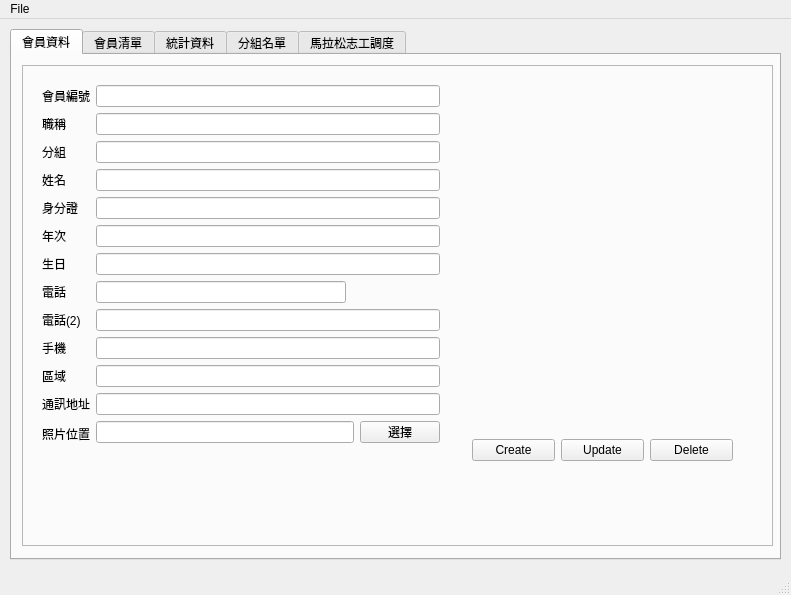
chungyihung/running_club, file mainwindow.ui: the form before one commit.
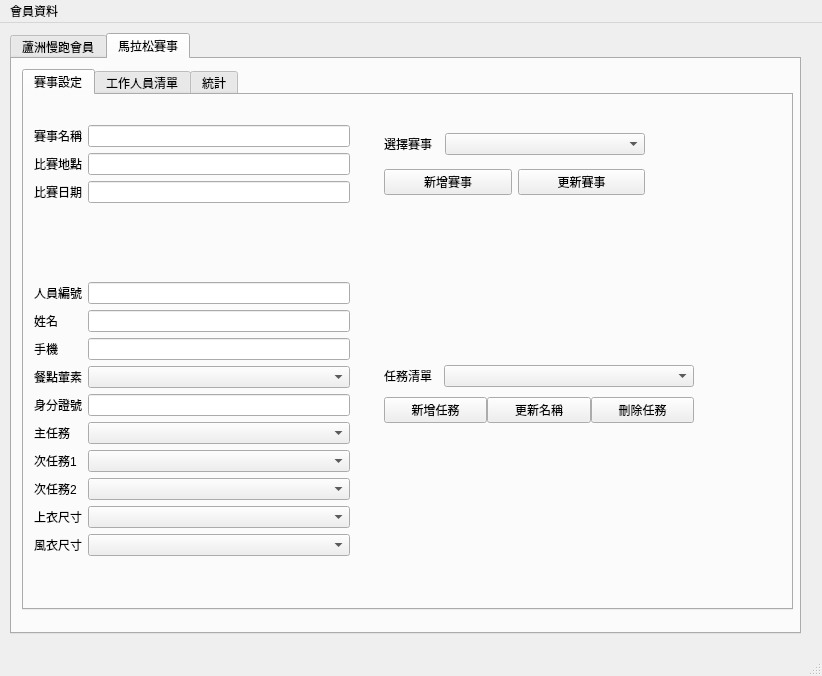
The form after the commit. Icons and pictures are not drawn.

The edit to the form file:
```diff
--- a/mainwindow.ui
+++ b/mainwindow.ui
@@ -6,21 +6,37 @@
    <rect>
     <x>0</x>
     <y>0</y>
-    <width>791</width>
-    <height>595</height>
+    <width>822</width>
+    <height>676</height>
    </rect>
   </property>
   <property name="windowTitle">
    <string>蘆洲慢跑會員系統</string>
   </property>
   <widget class="QWidget" name="centralwidget">
-   <widget class="QTabWidget" name="tabMenu">
+   <widget class="QTabWidget" name="tab_top_menu">
+    <property name="geometry">
+     <rect>
+      <x>10</x>
+      <y>10</y>
+      <width>791</width>
+      <height>601</height>
+     </rect>
+    </property>
+    <property name="currentIndex">
+     <number>1</number>
+    </property>
+    <widget class="QWidget" name="TabMember">
+     <attribute name="title">
+      <string>蘆洲慢跑會員</string>
+     </attribute>
+     <widget class="QTabWidget" name="tab_member_menu">
     <property name="geometry">
      <rect>
       <x>10</x>
       <y>10</y>
       <width>771</width>
-      <height>531</height>
+        <height>551</height>
      </rect>
     </property>
     <property name="currentIndex">
@@ -35,7 +51,7 @@
        <rect>
         <x>10</x>
         <y>10</y>
-        <width>751</width>
+          <width>761</width>
         <height>481</height>
        </rect>
       </property>
@@ -48,10 +64,10 @@
       <widget class="QLabel" name="lbl_mbr_photo">
        <property name="geometry">
         <rect>
-         <x>450</x>
-         <y>20</y>
-         <width>200</width>
-         <height>250</height>
+           <x>440</x>
+           <y>30</y>
+           <width>261</width>
+           <height>291</height>
         </rect>
        </property>
        <property name="minimumSize">
@@ -70,45 +86,14 @@
       <widget class="QWidget" name="gridLayoutWidget_2">
        <property name="geometry">
         <rect>
-         <x>450</x>
-         <y>365</y>
-         <width>261</width>
-         <height>41</height>
-        </rect>
-       </property>
-       <layout class="QGridLayout" name="gridLayout_3">
-        <item row="0" column="0">
-         <widget class="QPushButton" name="btn_mbr_info_create">
-          <property name="text">
-           <string>Create</string>
-          </property>
-         </widget>
-        </item>
-        <item row="0" column="1">
-         <widget class="QPushButton" name="btn_mbr_info_update">
-          <property name="text">
-           <string>Update</string>
-          </property>
-         </widget>
-        </item>
-        <item row="0" column="2">
-         <widget class="QPushButton" name="btn_mbr_info_delete">
-          <property name="text">
-           <string>Delete</string>
-          </property>
-         </widget>
-        </item>
-       </layout>
-      </widget>
-      <widget class="QWidget" name="formLayoutWidget">
-       <property name="geometry">
-        <rect>
-         <x>20</x>
-         <y>20</y>
-         <width>398</width>
-         <height>423</height>
-        </rect>
-       </property>
+           <x>10</x>
+           <y>30</y>
+           <width>385</width>
+           <height>420</height>
+          </rect>
+         </property>
+         <layout class="QVBoxLayout" name="verticalLayout_3">
+          <item>
        <layout class="QFormLayout" name="formLayout_2">
         <item row="0" column="0">
          <widget class="QLabel" name="lbl_mbr_id">
@@ -145,30 +130,13 @@
          </widget>
         </item>
         <item row="2" column="0">
-         <widget class="QLabel" name="lbl_mbr_group">
-          <property name="text">
-           <string>分組</string>
-          </property>
-         </widget>
-        </item>
-        <item row="2" column="1">
-         <widget class="QLineEdit" name="edit_mbr_group">
-          <property name="minimumSize">
-           <size>
-            <width>250</width>
-            <height>0</height>
-           </size>
-          </property>
-         </widget>
-        </item>
-        <item row="3" column="0">
          <widget class="QLabel" name="lbl_mbr_name">
           <property name="text">
            <string>姓名</string>
           </property>
          </widget>
         </item>
-        <item row="3" column="1">
+            <item row="2" column="1">
          <widget class="QLineEdit" name="edit_mbr_name">
           <property name="minimumSize">
            <size>
@@ -178,14 +146,14 @@
           </property>
          </widget>
         </item>
-        <item row="4" column="0">
+            <item row="3" column="0">
          <widget class="QLabel" name="lbl_mbr_idcard">
           <property name="text">
            <string>身分證</string>
           </property>
          </widget>
         </item>
-        <item row="4" column="1">
+            <item row="3" column="1">
          <widget class="QLineEdit" name="edit_mbr_idcard">
           <property name="minimumSize">
            <size>
@@ -195,14 +163,14 @@
           </property>
          </widget>
         </item>
-        <item row="5" column="0">
+            <item row="4" column="0">
          <widget class="QLabel" name="lbl_mbr_birth_ROC">
           <property name="text">
            <string>年次</string>
           </property>
          </widget>
         </item>
-        <item row="5" column="1">
+            <item row="4" column="1">
          <widget class="QLineEdit" name="edit_mbr_birth_ROC">
           <property name="minimumSize">
            <size>
@@ -212,14 +180,14 @@
           </property>
          </widget>
         </item>
-        <item row="6" column="0">
+            <item row="5" column="0">
          <widget class="QLabel" name="lbl_mbr_birthday">
           <property name="text">
            <string>生日</string>
           </property>
          </widget>
         </item>
-        <item row="6" column="1">
+            <item row="5" column="1">
          <widget class="QLineEdit" name="edit_mbr_birthday">
           <property name="minimumSize">
            <size>
@@ -229,14 +197,14 @@
           </property>
          </widget>
         </item>
-        <item row="7" column="0">
+            <item row="6" column="0">
          <widget class="QLabel" name="lbl_mbr_phone1">
           <property name="text">
            <string>電話</string>
           </property>
          </widget>
         </item>
-        <item row="7" column="1">
+            <item row="6" column="1">
          <widget class="QLineEdit" name="edit_mbr_phone1">
           <property name="sizePolicy">
            <sizepolicy hsizetype="Fixed" vsizetype="Fixed">
@@ -252,14 +220,14 @@
           </property>
          </widget>
         </item>
-        <item row="8" column="0">
+            <item row="7" column="0">
          <widget class="QLabel" name="lbl_mbr_phone2">
           <property name="text">
            <string>電話(2)</string>
           </property>
          </widget>
         </item>
-        <item row="8" column="1">
+            <item row="7" column="1">
          <widget class="QLineEdit" name="edit_mbr_phone2">
           <property name="minimumSize">
            <size>
@@ -269,14 +237,14 @@
           </property>
          </widget>
         </item>
-        <item row="9" column="0">
+            <item row="8" column="0">
          <widget class="QLabel" name="lbl_mbr_cellphone">
           <property name="text">
            <string>手機</string>
           </property>
          </widget>
         </item>
-        <item row="9" column="1">
+            <item row="8" column="1">
          <widget class="QLineEdit" name="edit_mbr_cellphone">
           <property name="minimumSize">
            <size>
@@ -286,14 +254,14 @@
           </property>
          </widget>
         </item>
-        <item row="10" column="0">
+            <item row="9" column="0">
          <widget class="QLabel" name="lbl_mbr_area">
           <property name="text">
            <string>區域</string>
           </property>
          </widget>
         </item>
-        <item row="10" column="1">
+            <item row="9" column="1">
          <widget class="QLineEdit" name="edit_mbr_area">
           <property name="minimumSize">
            <size>
@@ -303,14 +271,14 @@
           </property>
          </widget>
         </item>
-        <item row="11" column="0">
+            <item row="10" column="0">
          <widget class="QLabel" name="lbl_mbr_address">
           <property name="text">
            <string>通訊地址</string>
           </property>
          </widget>
         </item>
-        <item row="11" column="1">
+            <item row="10" column="1">
          <widget class="QLineEdit" name="edit_mbr_address">
           <property name="minimumSize">
            <size>
@@ -320,14 +288,14 @@
           </property>
          </widget>
         </item>
-        <item row="12" column="0">
+            <item row="11" column="0">
          <widget class="QLabel" name="lbl_mbr_photo_path">
           <property name="text">
            <string>照片位置</string>
           </property>
          </widget>
         </item>
-        <item row="12" column="1">
+            <item row="11" column="1">
          <layout class="QGridLayout" name="gridLayout">
           <item row="0" column="0">
            <widget class="QLineEdit" name="edit_mbr_photo_path">
@@ -348,6 +316,40 @@
           </item>
          </layout>
         </item>
+            <item row="0" column="0">
+             <widget class="QLabel" name="lbl_mbr_id">
+              <property name="text">
+               <string>會員編號</string>
+              </property>
+             </widget>
+            </item>
+           </layout>
+          </item>
+          <item>
+           <layout class="QGridLayout" name="gridLayout_3">
+            <item row="0" column="1">
+             <widget class="QPushButton" name="btn_mbr_info_update">
+              <property name="text">
+               <string>更新目前會員</string>
+              </property>
+             </widget>
+            </item>
+            <item row="0" column="2">
+             <widget class="QPushButton" name="btn_mbr_info_delete">
+              <property name="text">
+               <string>刪除會員</string>
+              </property>
+             </widget>
+            </item>
+            <item row="0" column="0">
+             <widget class="QPushButton" name="btn_mbr_info_create">
+              <property name="text">
+               <string>建立新會員</string>
+              </property>
+             </widget>
+            </item>
+           </layout>
+          </item>
        </layout>
       </widget>
      </widget>
@@ -382,21 +384,454 @@
        </property>
       </widget>
      </widget>
-    </widget>
-    <widget class="QWidget" name="TabStatistic">
+       <widget class="QCheckBox" name="chkb_modifiable_lock">
+        <property name="geometry">
+         <rect>
+          <x>0</x>
+          <y>500</y>
+          <width>87</width>
+          <height>20</height>
+         </rect>
+        </property>
+        <property name="text">
+         <string>防寫鎖定</string>
+        </property>
+        <property name="checked">
+         <bool>true</bool>
+        </property>
+       </widget>
+      </widget>
+     </widget>
+    </widget>
+    <widget class="QWidget" name="TabMarathonCompetition">
      <attribute name="title">
-      <string>統計資料</string>
+      <string>馬拉松賽事</string>
      </attribute>
-    </widget>
-    <widget class="QWidget" name="TabGroup">
+     <widget class="QTabWidget" name="tab_competition_menu">
+      <property name="geometry">
+       <rect>
+        <x>10</x>
+        <y>10</y>
+        <width>771</width>
+        <height>541</height>
+       </rect>
+      </property>
+      <property name="currentIndex">
+       <number>0</number>
+      </property>
+      <widget class="QWidget" name="TabMarathonSetup">
+       <attribute name="title">
+        <string>賽事設定</string>
+       </attribute>
+       <widget class="QWidget" name="verticalLayoutWidget_2">
+        <property name="geometry">
+         <rect>
+          <x>10</x>
+          <y>30</y>
+          <width>316</width>
+          <height>431</height>
+         </rect>
+        </property>
+        <layout class="QVBoxLayout" name="verticalLayout_2">
+         <item>
+          <layout class="QFormLayout" name="formLayout">
+           <property name="sizeConstraint">
+            <enum>QLayout::SetFixedSize</enum>
+           </property>
+           <property name="labelAlignment">
+            <set>Qt::AlignLeading|Qt::AlignLeft|Qt::AlignVCenter</set>
+           </property>
+           <property name="formAlignment">
+            <set>Qt::AlignLeading|Qt::AlignLeft|Qt::AlignTop</set>
+           </property>
+           <item row="0" column="0">
+            <widget class="QLabel" name="lbl_cmpt_name">
+             <property name="text">
+              <string>賽事名稱</string>
+             </property>
+            </widget>
+           </item>
+           <item row="0" column="1">
+            <widget class="QLineEdit" name="edit_cmpt_name">
+             <property name="minimumSize">
+              <size>
+               <width>250</width>
+               <height>0</height>
+              </size>
+             </property>
+            </widget>
+           </item>
+           <item row="1" column="0">
+            <widget class="QLabel" name="lbl_cmpt_location">
+             <property name="text">
+              <string>比賽地點</string>
+             </property>
+            </widget>
+           </item>
+           <item row="1" column="1">
+            <widget class="QLineEdit" name="edit_cmpt_location">
+             <property name="minimumSize">
+              <size>
+               <width>250</width>
+               <height>0</height>
+              </size>
+             </property>
+            </widget>
+           </item>
+           <item row="2" column="0">
+            <widget class="QLabel" name="lbl_cmpt_date">
+             <property name="text">
+              <string>比賽日期</string>
+             </property>
+            </widget>
+           </item>
+           <item row="2" column="1">
+            <widget class="QLineEdit" name="edit_cmpt_date">
+             <property name="minimumSize">
+              <size>
+               <width>250</width>
+               <height>0</height>
+              </size>
+             </property>
+            </widget>
+           </item>
+          </layout>
+         </item>
+         <item>
+          <spacer name="horizontalSpacer">
+           <property name="orientation">
+            <enum>Qt::Horizontal</enum>
+           </property>
+           <property name="sizeHint" stdset="0">
+            <size>
+             <width>40</width>
+             <height>20</height>
+            </size>
+           </property>
+          </spacer>
+         </item>
+         <item>
+          <layout class="QFormLayout" name="formLayout_3">
+           <property name="labelAlignment">
+            <set>Qt::AlignLeading|Qt::AlignLeft|Qt::AlignVCenter</set>
+           </property>
+           <property name="formAlignment">
+            <set>Qt::AlignLeading|Qt::AlignLeft|Qt::AlignTop</set>
+           </property>
+           <item row="0" column="0">
+            <widget class="QLabel" name="lbl_cmpt_mbr_id">
+             <property name="text">
+              <string>人員編號</string>
+             </property>
+            </widget>
+           </item>
+           <item row="0" column="1">
+            <widget class="QLineEdit" name="edit_cmpt_mbr_id">
+             <property name="minimumSize">
+              <size>
+               <width>250</width>
+               <height>0</height>
+              </size>
+             </property>
+            </widget>
+           </item>
+           <item row="1" column="0">
+            <widget class="QLabel" name="lbl_cmpt_mbr_name">
+             <property name="text">
+              <string>姓名</string>
+             </property>
+            </widget>
+           </item>
+           <item row="1" column="1">
+            <widget class="QLineEdit" name="edit_cmpt_mbr_name">
+             <property name="minimumSize">
+              <size>
+               <width>250</width>
+               <height>0</height>
+              </size>
+             </property>
+            </widget>
+           </item>
+           <item row="2" column="0">
+            <widget class="QLabel" name="lbl_cmpt_mbr_phone">
+             <property name="text">
+              <string>手機</string>
+             </property>
+            </widget>
+           </item>
+           <item row="2" column="1">
+            <widget class="QLineEdit" name="edit_cmpt_mbr_phone">
+             <property name="minimumSize">
+              <size>
+               <width>250</width>
+               <height>0</height>
+              </size>
+             </property>
+            </widget>
+           </item>
+           <item row="5" column="0">
+            <widget class="QLabel" name="lbl_cmpt_mbr_job_primary">
+             <property name="text">
+              <string>主任務</string>
+             </property>
+            </widget>
+           </item>
+           <item row="6" column="0">
+            <widget class="QLabel" name="lbl_cmpt_mbr_job_snd_1">
+             <property name="text">
+              <string>次任務1</string>
+             </property>
+            </widget>
+           </item>
+           <item row="7" column="0">
+            <widget class="QLabel" name="lbl_cmpt_mbr_job_snd_2">
+             <property name="text">
+              <string>次任務2</string>
+             </property>
+            </widget>
+           </item>
+           <item row="8" column="0">
+            <widget class="QLabel" name="lbl_cmpt_mbr_tshirt_sz">
+             <property name="text">
+              <string>上衣尺寸</string>
+             </property>
+            </widget>
+           </item>
+           <item row="9" column="0">
+            <widget class="QLabel" name="lbl_cmpt_mbr_coat_sz">
+             <property name="text">
+              <string>風衣尺寸</string>
+             </property>
+            </widget>
+           </item>
+           <item row="4" column="0">
+            <widget class="QLabel" name="lbl_cmpt_mbr_idcard">
+             <property name="text">
+              <string>身分證號</string>
+             </property>
+            </widget>
+           </item>
+           <item row="3" column="0">
+            <widget class="QLabel" name="lbl_cmpt_mbr_vegetarian">
+             <property name="text">
+              <string>餐點葷素</string>
+             </property>
+            </widget>
+           </item>
+           <item row="5" column="1">
+            <widget class="QComboBox" name="cmbo_cmpt_primary_job">
+             <property name="minimumSize">
+              <size>
+               <width>250</width>
+               <height>0</height>
+              </size>
+             </property>
+            </widget>
+           </item>
+           <item row="6" column="1">
+            <widget class="QComboBox" name="cmbo_cmpt_sec_job_1">
+             <property name="minimumSize">
+              <size>
+               <width>250</width>
+               <height>0</height>
+              </size>
+             </property>
+            </widget>
+           </item>
+           <item row="7" column="1">
+            <widget class="QComboBox" name="cmbo_cmpt_sec_job_2">
+             <property name="minimumSize">
+              <size>
+               <width>250</width>
+               <height>0</height>
+              </size>
+             </property>
+            </widget>
+           </item>
+           <item row="8" column="1">
+            <widget class="QComboBox" name="cmbo_cmpt_tshirt_sz">
+             <property name="minimumSize">
+              <size>
+               <width>250</width>
+               <height>0</height>
+              </size>
+             </property>
+            </widget>
+           </item>
+           <item row="9" column="1">
+            <widget class="QComboBox" name="cmbo_cmpt_coat_sz">
+             <property name="minimumSize">
+              <size>
+               <width>250</width>
+               <height>0</height>
+              </size>
+             </property>
+            </widget>
+           </item>
+           <item row="4" column="1">
+            <widget class="QLineEdit" name="edit_cmpt_mbr_idcard">
+             <property name="minimumSize">
+              <size>
+               <width>250</width>
+               <height>0</height>
+              </size>
+             </property>
+            </widget>
+           </item>
+           <item row="3" column="1">
+            <widget class="QComboBox" name="cmbo_cmpt_vegetarian">
+             <property name="minimumSize">
+              <size>
+               <width>250</width>
+               <height>0</height>
+              </size>
+             </property>
+            </widget>
+           </item>
+          </layout>
+         </item>
+        </layout>
+       </widget>
+       <widget class="QWidget" name="verticalLayoutWidget_3">
+        <property name="geometry">
+         <rect>
+          <x>360</x>
+          <y>30</y>
+          <width>261</width>
+          <height>80</height>
+         </rect>
+        </property>
+        <layout class="QVBoxLayout" name="verticalLayout_4">
+         <item>
+          <layout class="QHBoxLayout" name="horizontalLayout">
+           <property name="spacing">
+            <number>-1</number>
+           </property>
+           <item>
+            <widget class="QLabel" name="lbl_choose_cmpt_name">
+             <property name="text">
+              <string>選擇賽事</string>
+             </property>
+            </widget>
+           </item>
+           <item>
+            <widget class="QComboBox" name="cmbo_selc_competition">
+             <property name="minimumSize">
+              <size>
+               <width>200</width>
+               <height>0</height>
+              </size>
+             </property>
+            </widget>
+           </item>
+          </layout>
+         </item>
+         <item>
+          <layout class="QHBoxLayout" name="horizontalLayout_2">
+           <item>
+            <widget class="QPushButton" name="btn_cmpt_create">
+             <property name="text">
+              <string>新增賽事</string>
+             </property>
+            </widget>
+           </item>
+           <item>
+            <widget class="QPushButton" name="btn_cmpt_update">
+             <property name="text">
+              <string>更新賽事</string>
+             </property>
+            </widget>
+           </item>
+          </layout>
+         </item>
+        </layout>
+       </widget>
+       <widget class="QWidget" name="verticalLayoutWidget_4">
+        <property name="geometry">
+         <rect>
+          <x>360</x>
+          <y>260</y>
+          <width>310</width>
+          <height>80</height>
+         </rect>
+        </property>
+        <layout class="QVBoxLayout" name="verticalLayout_5">
+         <property name="spacing">
+          <number>0</number>
+         </property>
+         <item>
+          <layout class="QHBoxLayout" name="horizontalLayout_3">
+           <property name="spacing">
+            <number>-1</number>
+           </property>
+           <item>
+            <widget class="QLabel" name="lbl_cmpt_job_list">
+             <property name="text">
+              <string>任務清單</string>
+             </property>
+            </widget>
+           </item>
+           <item>
+            <widget class="QComboBox" name="cmbo_cmpt_job_list">
+             <property name="minimumSize">
+              <size>
+               <width>250</width>
+               <height>0</height>
+              </size>
+             </property>
+            </widget>
+           </item>
+          </layout>
+         </item>
+         <item>
+          <layout class="QHBoxLayout" name="horizontalLayout_4">
+           <item>
+            <widget class="QPushButton" name="btn_cmpt_job_create">
+             <property name="text">
+              <string>新增任務</string>
+             </property>
+            </widget>
+           </item>
+           <item>
+            <widget class="QPushButton" name="btn_cmpt_job_update">
+             <property name="text">
+              <string>更新名稱</string>
+             </property>
+            </widget>
+           </item>
+           <item>
+            <widget class="QPushButton" name="btn_cmpt_job_delete">
+             <property name="text">
+              <string>刪除任務</string>
+             </property>
+            </widget>
+           </item>
+          </layout>
+         </item>
+        </layout>
+       </widget>
+      </widget>
+      <widget class="QWidget" name="TabWorkerTable">
      <attribute name="title">
-      <string>分組名單</string>
-     </attribute>
-    </widget>
-    <widget class="QWidget" name="TabVolunteer">
+        <string>工作人員清單</string>
+       </attribute>
+       <widget class="QTableWidget" name="maraWorkerTbl">
+        <property name="geometry">
+         <rect>
+          <x>0</x>
+          <y>10</y>
+          <width>761</width>
+          <height>501</height>
+         </rect>
+        </property>
+       </widget>
+      </widget>
+      <widget class="QWidget" name="TabMaraStatistic">
      <attribute name="title">
-      <string>馬拉松志工調度</string>
-     </attribute>
+        <string>統計</string>
+       </attribute>
+      </widget>
+     </widget>
     </widget>
    </widget>
   </widget>
@@ -405,13 +840,13 @@
     <rect>
      <x>0</x>
      <y>0</y>
-     <width>791</width>
+     <width>822</width>
      <height>22</height>
     </rect>
    </property>
    <widget class="QMenu" name="menuFile">
     <property name="title">
-     <string>File</string>
+     <string>會員資料</string>
     </property>
     <addaction name="separator"/>
     <addaction name="actionImport_from_excel"/>
```
Left out of the diff: 32 changed lines with no effect on the pictures. Lines whose indentation alone changed are shown as unchanged.
